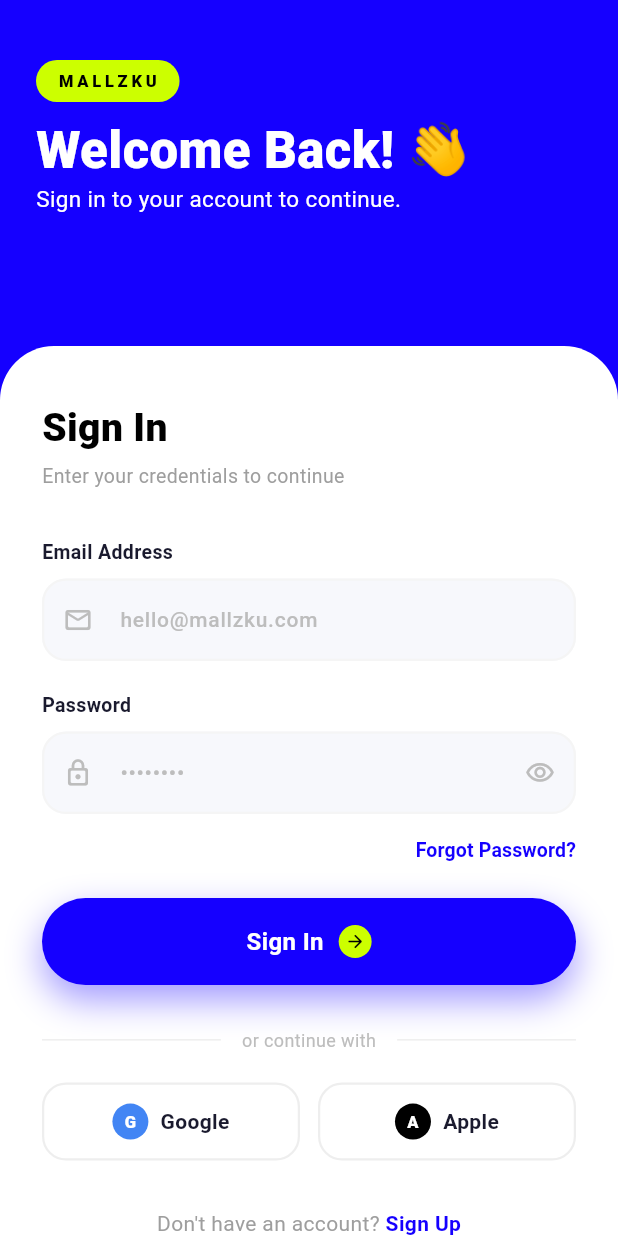
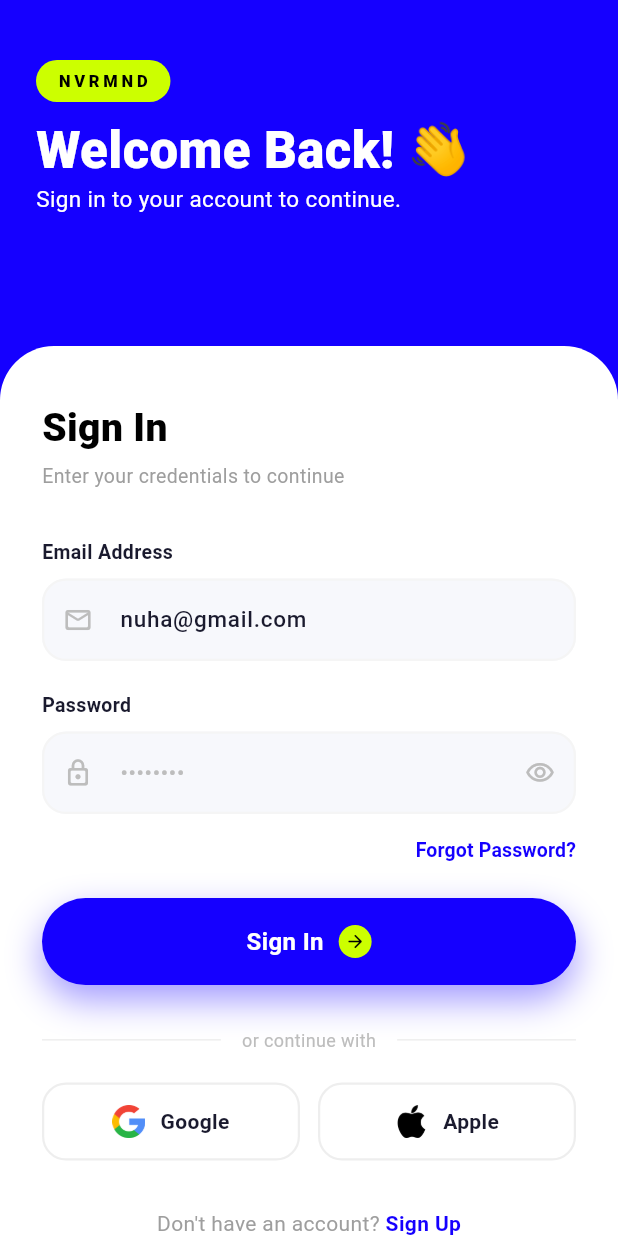
Before and after one commit to nuha24k/flutter-ecommerce, a Flutter app: the LoginPage screen opened directly, on a phone screen of 412 x 824 dp. Run offline on Flutter 3.47's test engine with Material 3 defaults, Android fonts, the phone set to English and light mode, and no system bars; our stand-ins replace equatable, flutter_bloc, flutter_staggered_animations, get_it, skeletonizer.

Commit message:
refactor: rebrand application to NVRMND, update primary theme colors, and overhaul login page with social authentication assets

```diff
--- a/lib/features/auth/presentation/bloc/login_bloc.dart
+++ b/lib/features/auth/presentation/bloc/login_bloc.dart
@@ -43,7 +43,7 @@ class LoginBloc extends Bloc<LoginEvent, LoginState> {
     await Future<void>.delayed(const Duration(seconds: 2));
 
     // Validasi dummy credentials
-    if (current.email == 'sofwannuhaalfaruq@gmail.com' &&
+    if (current.email == 'nuha@gmail.com' &&
         current.password == '12345678') {
       emit(const LoginSuccess());
     } else {
--- a/lib/features/auth/presentation/pages/forgot_password_page.dart
+++ b/lib/features/auth/presentation/pages/forgot_password_page.dart
@@ -250,7 +250,7 @@ class _ForgotPasswordPageState extends State<ForgotPasswordPage>
                   color: Color(0xFF1A1A2E),
                 ),
                 decoration: _inputDecoration(
-                  hint: 'hello@mallzku.com',
+                  hint: 'nuha@gmail.com',
                   icon: Icons.mail_outline_rounded,
                 ),
               ),
--- a/lib/features/auth/presentation/pages/login_page.dart
+++ b/lib/features/auth/presentation/pages/login_page.dart
@@ -29,7 +29,7 @@ class _LoginPageState extends State<LoginPage>
   late final Animation<double> _fadeAnim;
   late final Animation<Offset> _slideAnim;
 
-  final _emailCtrl = TextEditingController();
+  final _emailCtrl = TextEditingController(text: 'nuha@gmail.com');
   final _passCtrl = TextEditingController();
   final _formKey = GlobalKey<FormState>();
 
@@ -51,6 +51,13 @@ class _LoginPageState extends State<LoginPage>
       begin: const Offset(0, 0.08),
       end: Offset.zero,
     ).animate(CurvedAnimation(parent: _ctrl, curve: Curves.easeOutCubic));
+
+    // Sinkronisasi email awal ke Bloc
+    WidgetsBinding.instance.addPostFrameCallback((_) {
+      if (mounted) {
+        context.read<LoginBloc>().add(const LoginEmailChanged('nuha@gmail.com'));
+      }
+    });
   }
 
   @override
@@ -198,7 +205,7 @@ class _LoginPageState extends State<LoginPage>
                 borderRadius: BorderRadius.circular(100),
               ),
               child: const Text(
-                'MALLZKU',
+                'NVRMND',
                 style: TextStyle(
                   fontFamily: 'Outfit',
                   fontSize: 11,
@@ -289,7 +296,7 @@ class _LoginPageState extends State<LoginPage>
               const SizedBox(height: 8),
               _buildTextField(
                 controller: _emailCtrl,
-                hint: 'hello@mallzku.com',
+                hint: 'nuha@gmail.com',
                 keyboardType: TextInputType.emailAddress,
                 prefixIcon: Icons.mail_outline_rounded,
                 onChanged: (v) =>
@@ -400,9 +407,19 @@ class _LoginPageState extends State<LoginPage>
               // Social buttons
               Row(
                 children: [
-                  Expanded(child: _buildSocialButton('G', 'Google')),
+                  Expanded(
+                    child: _buildSocialButton(
+                      'assets/images/google_logo.png',
+                      'Google',
+                    ),
+                  ),
                   const SizedBox(width: 12),
-                  Expanded(child: _buildSocialButton('A', 'Apple')),
+                  Expanded(
+                    child: _buildSocialButton(
+                      'assets/images/apple_logo.png',
+                      'Apple',
+                    ),
+                  ),
                 ],
               ),
 
@@ -598,7 +615,7 @@ class _LoginPageState extends State<LoginPage>
     );
   }
 
-  Widget _buildSocialButton(String iconLabel, String name) {
+  Widget _buildSocialButton(String assetPath, String name) {
     return Container(
       height: 52,
       decoration: BoxDecoration(
@@ -609,28 +626,12 @@ class _LoginPageState extends State<LoginPage>
       child: Row(
         mainAxisAlignment: MainAxisAlignment.center,
         children: [
-          Container(
-            width: 24,
-            height: 24,
-            decoration: BoxDecoration(
-              color: iconLabel == 'G'
-                  ? const Color(0xFF4285F4)
-                  : AppColors.black,
-              shape: BoxShape.circle,
-            ),
-            child: Center(
-              child: Text(
-                iconLabel,
-                style: const TextStyle(
-                  color: Colors.white,
-                  fontSize: 11,
-                  fontWeight: FontWeight.w800,
-                  fontFamily: 'Outfit',
-                ),
-              ),
-            ),
+          Image.asset(
+            assetPath,
+            width: 22,
+            height: 22,
           ),
-          const SizedBox(width: 8),
+          const SizedBox(width: 10),
           Text(
             name,
             style: const TextStyle(
--- a/lib/features/home/presentation/bloc/cart_bloc.dart
+++ b/lib/features/home/presentation/bloc/cart_bloc.dart
@@ -6,41 +6,7 @@ part 'cart_event.dart';
 part 'cart_state.dart';
 
 class CartBloc extends Bloc<CartEvent, CartState> {
-  CartBloc() : super(CartState(
-    // Initial dummy data to match previous local state
-    items: [
-      {
-        'product': const ProductItem(
-          id: 'p1',
-          brand: 'The North Face',
-          name: 'D2 Utility Dryvent',
-          price: '\$572',
-          rating: 4.9,
-          bgColor: Color(0xFFF5F5F0),
-          imagePath: 'assets/images/the_north_face.png',
-          type: 'clothing',
-        ),
-        'quantity': 1,
-        'size': 'M',
-        'color': 'Black',
-      },
-      {
-        'product': const ProductItem(
-          id: 'p3',
-          brand: 'Nike',
-          name: 'Air Max 270',
-          price: '\$189',
-          rating: 4.7,
-          bgColor: Color(0xFFF5F0F0),
-          imagePath: 'assets/images/nike.png',
-          type: 'shoes',
-        ),
-        'quantity': 2,
-        'size': '42',
-        'color': 'White',
-      },
-    ],
-  )) {
+  CartBloc() : super(const CartState()) {
     on<CartItemAdded>(_onItemAdded);
     on<CartItemRemoved>(_onItemRemoved);
     on<CartItemQuantityUpdated>(_onItemQuantityUpdated);
--- a/lib/features/home/presentation/pages/cart_page.dart
+++ b/lib/features/home/presentation/pages/cart_page.dart
@@ -63,7 +63,7 @@ class CartPage extends StatelessWidget {
           Container(
             padding: const EdgeInsets.symmetric(horizontal: 12, vertical: 6),
             decoration: BoxDecoration(
-              color: AppColors.cobaltBlue,
+              color: AppColors.limeGreen,
               borderRadius: BorderRadius.circular(20),
             ),
             child: Text(
@@ -72,7 +72,7 @@ class CartPage extends StatelessWidget {
                 fontFamily: 'Outfit',
                 fontSize: 12,
                 fontWeight: FontWeight.w600,
-                color: Colors.white,
+                color: Colors.black,
               ),
             ),
           ),
--- a/lib/features/home/presentation/pages/home_page.dart
+++ b/lib/features/home/presentation/pages/home_page.dart
@@ -131,6 +131,7 @@ class _HomePageState extends State<HomePage>
       child: Skeletonizer(
         enabled: state.isLoading,
         child: AnimationLimiter(
+          key: ValueKey(state.selectedCategory),
           child: CustomScrollView(
             physics: const BouncingScrollPhysics(),
             slivers: [
--- a/lib/features/home/presentation/pages/profile_page.dart
+++ b/lib/features/home/presentation/pages/profile_page.dart
@@ -98,10 +98,10 @@ class ProfilePage extends StatelessWidget {
                   Container(
                     padding: const EdgeInsets.all(8),
                     decoration: BoxDecoration(
-                      color: Colors.white.withValues(alpha: 0.1),
+                      color: AppColors.cobaltBlue.withValues(alpha: 0.1),
                       borderRadius: BorderRadius.circular(10),
                     ),
-                    child: const Icon(Icons.edit_rounded, color: Colors.white, size: 18),
+                    child: const Icon(Icons.edit_rounded, color: Colors.black, size: 18),
                   ),
                 ],
               ),
--- a/lib/features/home/presentation/widgets/home_category_filter.dart
+++ b/lib/features/home/presentation/widgets/home_category_filter.dart
@@ -56,7 +56,7 @@ class HomeCategoryFilter extends StatelessWidget {
                               color: AppColors.limeGreen.withValues(alpha: 0.3),
                               blurRadius: 8,
                               offset: const Offset(0, 3),
-                            )
+                            ),
                           ]
                         : [],
                   ),
@@ -65,8 +65,7 @@ class HomeCategoryFilter extends StatelessWidget {
                     style: TextStyle(
                       fontFamily: 'Outfit',
                       fontSize: 13,
-                      fontWeight:
-                          isActive ? FontWeight.w700 : FontWeight.w500,
+                      fontWeight: isActive ? FontWeight.w700 : FontWeight.w500,
                       color: isActive ? Colors.black : Colors.grey.shade600,
                     ),
                   ),
--- a/lib/features/home/presentation/widgets/home_promo_banner.dart
+++ b/lib/features/home/presentation/widgets/home_promo_banner.dart
@@ -18,22 +18,54 @@ class HomePromoBanner extends StatelessWidget {
           borderRadius: BorderRadius.circular(20),
           child: Stack(
             children: [
-            _circle(160, Colors.black.withValues(alpha: 0.06),
-                right: -45, top: -45),
-            _circle(80, Colors.black.withValues(alpha: 0.05),
-                right: 55, top: -30),
-            _circle(120, Colors.white.withValues(alpha: 0.18),
-                right: 10, bottom: -35),
-            _circle(55, Colors.black.withValues(alpha: 0.06),
-                right: 90, bottom: -10),
-            _circle(90, Colors.white.withValues(alpha: 0.15),
-                left: -20, bottom: -20),
-            _circle(36, Colors.black.withValues(alpha: 0.06),
-                left: 55, bottom: 10),
-            _circle(50, Colors.black.withValues(alpha: 0.04),
-                left: -10, top: 30),
-            _circle(24, Colors.black.withValues(alpha: 0.07),
-                right: 130, top: 10),
+              _circle(
+                160,
+                Colors.black.withValues(alpha: 0.06),
+                right: -45,
+                top: -45,
+              ),
+              _circle(
+                80,
+                Colors.black.withValues(alpha: 0.05),
+                right: 55,
+                top: -30,
+              ),
+              _circle(
+                120,
+                Colors.white.withValues(alpha: 0.18),
+                right: 10,
+                bottom: -35,
+              ),
+              _circle(
+                55,
+                Colors.black.withValues(alpha: 0.06),
+                right: 90,
+                bottom: -10,
+              ),
+              _circle(
+                90,
+                Colors.white.withValues(alpha: 0.15),
+                left: -20,
+                bottom: -20,
+              ),
+              _circle(
+                36,
+                Colors.black.withValues(alpha: 0.06),
+                left: 55,
+                bottom: 10,
+              ),
+              _circle(
+                50,
+                Colors.black.withValues(alpha: 0.04),
+                left: -10,
+                top: 30,
+              ),
+              _circle(
+                24,
+                Colors.black.withValues(alpha: 0.07),
+                right: 130,
+                top: 10,
+              ),
 
               Padding(
                 padding: const EdgeInsets.all(24),
@@ -44,7 +76,9 @@ class HomePromoBanner extends StatelessWidget {
                     // Badge
                     Container(
                       padding: const EdgeInsets.symmetric(
-                        horizontal: 10, vertical: 3),
+                        horizontal: 10,
+                        vertical: 3,
+                      ),
                       decoration: BoxDecoration(
                         color: AppColors.limeGreen,
                         borderRadius: BorderRadius.circular(100),
@@ -53,26 +87,30 @@ class HomePromoBanner extends StatelessWidget {
                         mainAxisSize: MainAxisSize.min,
                         children: [
                           Container(
-                          width: 6, height: 6,
+                            width: 6,
+                            height: 6,
                             decoration: const BoxDecoration(
                               color: Colors.black,
                               shape: BoxShape.circle,
                             ),
                           ),
                           const SizedBox(width: 5),
-                        const Text('LIMITED TIME',
+                          const Text(
+                            'LIMITED TIME',
                             style: TextStyle(
                               fontFamily: 'Outfit',
                               fontSize: 10,
                               fontWeight: FontWeight.w700,
                               color: Colors.black,
                               letterSpacing: 0.8,
-                          )),
+                            ),
+                          ),
                         ],
                       ),
                     ),
                     const SizedBox(height: 10),
-                  const Text('Up to 75% off',
+                    const Text(
+                      'Up to 75% off',
                       style: TextStyle(
                         fontFamily: 'Outfit',
                         fontSize: 28,
@@ -80,24 +118,38 @@ class HomePromoBanner extends StatelessWidget {
                         color: Color(0xFFC8F400),
                         height: 1.0,
                         letterSpacing: -0.8,
-                    )),
+                      ),
+                    ),
                     const SizedBox(height: 2),
                     Row(
                       children: [
-                      const Text('Use code',
+                        const Text(
+                          'Use code ',
                           style: TextStyle(
                             fontFamily: 'Outfit',
                             fontSize: 13,
                             fontWeight: FontWeight.w600,
                             color: Color(0xFFC8F400),
-                        )),
-                      const Text(' at checkout',
+                          ),
+                        ),
+                        const Text(
+                          'NVRMND',
+                          style: TextStyle(
+                            fontFamily: 'Outfit',
+                            fontSize: 13,
+                            fontWeight: FontWeight.w900,
+                            color: Colors.white,
+                          ),
+                        ),
+                        const Text(
+                          ' at checkout',
                           style: TextStyle(
                             fontFamily: 'Outfit',
                             fontSize: 13,
                             fontWeight: FontWeight.w600,
                             color: Color(0xFFC8F400),
-                        )),
+                          ),
+                        ),
                       ],
                     ),
                     const SizedBox(height: 14),
@@ -105,7 +157,9 @@ class HomePromoBanner extends StatelessWidget {
                       onTap: () {},
                       child: Container(
                         padding: const EdgeInsets.symmetric(
-                          horizontal: 20, vertical: 10),
+                          horizontal: 20,
+                          vertical: 10,
+                        ),
                         decoration: BoxDecoration(
                           color: Color(0xFFC8F400),
                           borderRadius: BorderRadius.circular(100),
@@ -113,16 +167,21 @@ class HomePromoBanner extends StatelessWidget {
                         child: const Row(
                           mainAxisSize: MainAxisSize.min,
                           children: [
-                          Text('Get it now',
+                            Text(
+                              'Get it now',
                               style: TextStyle(
                                 fontFamily: 'Outfit',
                                 fontSize: 13,
                                 fontWeight: FontWeight.w700,
                                 color: Colors.black,
-                            )),
+                              ),
+                            ),
                             SizedBox(width: 7),
-                          Icon(Icons.arrow_forward_rounded,
-                              color: Colors.black, size: 14),
+                            Icon(
+                              Icons.arrow_forward_rounded,
+                              color: Colors.black,
+                              size: 14,
+                            ),
                           ],
                         ),
                       ),
@@ -137,12 +196,22 @@ class HomePromoBanner extends StatelessWidget {
     );
   }
 
-  Widget _circle(double size, Color color,
-      {double? left, double? right, double? top, double? bottom}) {
+  Widget _circle(
+    double size,
+    Color color, {
+    double? left,
+    double? right,
+    double? top,
+    double? bottom,
+  }) {
     return Positioned(
-      left: left, right: right, top: top, bottom: bottom,
+      left: left,
+      right: right,
+      top: top,
+      bottom: bottom,
       child: Container(
-        width: size, height: size,
+        width: size,
+        height: size,
         decoration: BoxDecoration(color: color, shape: BoxShape.circle),
       ),
     );
--- a/lib/features/home/presentation/widgets/product_card.dart
+++ b/lib/features/home/presentation/widgets/product_card.dart
@@ -189,12 +189,12 @@ class ProductCard extends StatelessWidget {
                         width: 28,
                         height: 28,
                         decoration: BoxDecoration(
-                          color: AppColors.cobaltBlue,
+                          color: AppColors.limeGreen,
                           borderRadius: BorderRadius.circular(8),
                         ),
                         child: const Icon(
                           Icons.add_rounded,
-                          color: Colors.white,
+                          color: AppColors.black,
                           size: 16,
                         ),
                       ),
--- a/lib/features/splash/presentation/pages/splash_page.dart
+++ b/lib/features/splash/presentation/pages/splash_page.dart
@@ -127,7 +127,7 @@ class _SplashPageState extends State<SplashPage>
         const Padding(
           padding: EdgeInsets.symmetric(horizontal: 36),
           child: Text(
-            "With Mallzku, you don't need to be anyone, just be yourself",
+            "With NVRMND, you don't need to be anyone, just be yourself",
             textAlign: TextAlign.center,
             style: AppTextStyles.bodyDescription,
           ),
--- a/lib/main.dart
+++ b/lib/main.dart
@@ -34,7 +34,7 @@ class MallzkuApp extends StatelessWidget {
         BlocProvider<OrderBloc>(create: (_) => sl<OrderBloc>()),
       ],
       child: MaterialApp(
-        title: 'Mallzku',
+        title: 'NVRMND',
         debugShowCheckedModeBanner: false,
         theme: ThemeData(
           fontFamily: 'Outfit',
```
Also changed, not shown: lib/features/home/presentation/widgets/home_bottom_nav.dart (+4 -10 lines), assets/images/apple_logo.png (added), assets/images/google_logo.png (added). Lines whose indentation alone changed are shown as unchanged.
